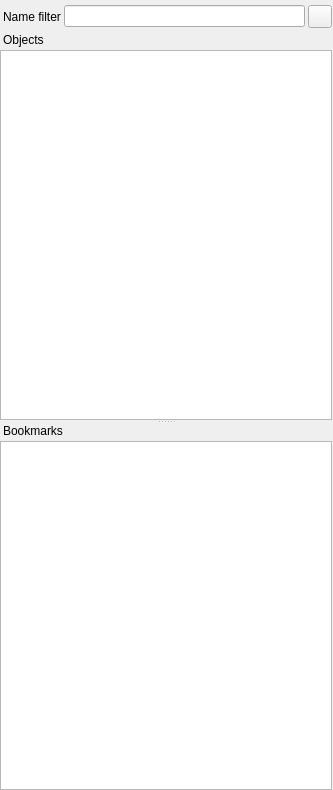
Qt form src/ugeneui/src/project_view/ui/ProjectViewWidget.ui (dualword/ugene-qt4) before a commit.
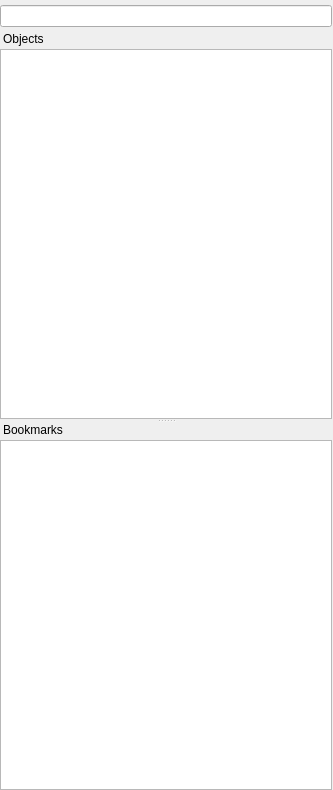
The same form after that commit. Custom widgets are drawn as their Qt base class.

What changed in the file:
```diff
--- a/src/ugeneui/src/project_view/ui/ProjectViewWidget.ui
+++ b/src/ugeneui/src/project_view/ui/ProjectViewWidget.ui
@@ -50,29 +50,7 @@
           <number>5</number>
          </property>
          <item>
-          <widget class="QLabel" name="label" >
-           <property name="text" >
-            <string>Name filter</string>
-           </property>
-           <property name="indent" >
-            <number>3</number>
-           </property>
-          </widget>
-         </item>
-         <item>
-          <widget class="QLineEdit" name="nameFilterEdit" />
-         </item>
-         <item>
-          <widget class="QToolButton" name="groupModeButton" >
-           <property name="sizePolicy" >
-            <sizepolicy vsizetype="Preferred" hsizetype="Fixed" >
-             <horstretch>0</horstretch>
-             <verstretch>0</verstretch>
-            </sizepolicy>
-           </property>
-           <property name="text" >
-            <string/>
-           </property>
+          <widget class="U2::ProjectViewSearchBox" name="nameFilterEdit">
           </widget>
          </item>
         </layout>
@@ -91,18 +69,13 @@
         </widget>
        </item>
        <item>
-        <widget class="U2::ProjectViewDocTree" name="documentTreeWidget" >
-         <property name="uniformRowHeights" >
+        <widget class="U2::ProjectViewDocTree" name="documentTreeWidget">
+         <property name="uniformRowHeights">
           <bool>true</bool>
          </property>
          <property name="headerHidden" >
           <bool>true</bool>
          </property>
-         <column>
-          <property name="text" >
-           <string/>
-          </property>
-         </column>
         </widget>
        </item>
       </layout>
@@ -149,8 +122,13 @@
  <customwidgets>
   <customwidget>
    <class>U2::ProjectViewDocTree</class>
-   <extends>QTreeWidget</extends>
-   <header location="global" >project_view/ProjectViewDocTree.h</header>
+   <extends>QTreeView</extends>
+   <header location="global">project_view/ProjectViewDocTree.h</header>
+  </customwidget>
+  <customwidget>
+   <class>U2::ProjectViewSearchBox</class>
+   <extends>QLineEdit</extends>
+   <header location="global">project_view/ProjectViewSearchBox.h</header>
   </customwidget>
  </customwidgets>
  <resources/>
```
Left out of the diff: 71 changed lines with no effect on the pictures.
